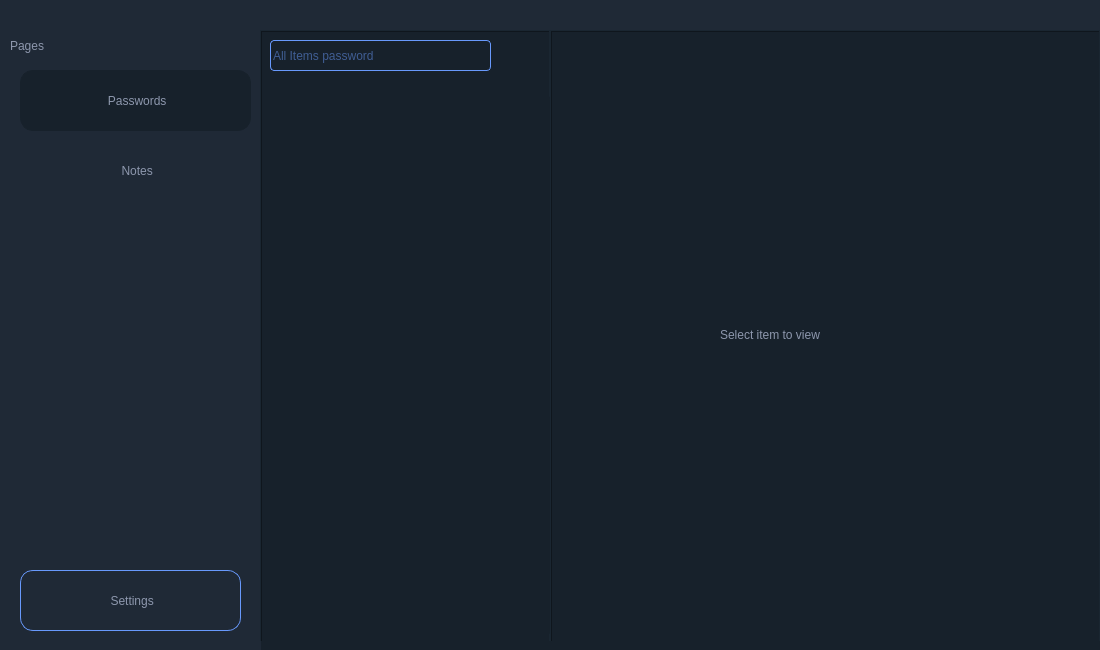
Old version of the form passcontroll.ui in the repository nikitakruglovx/NextPass.
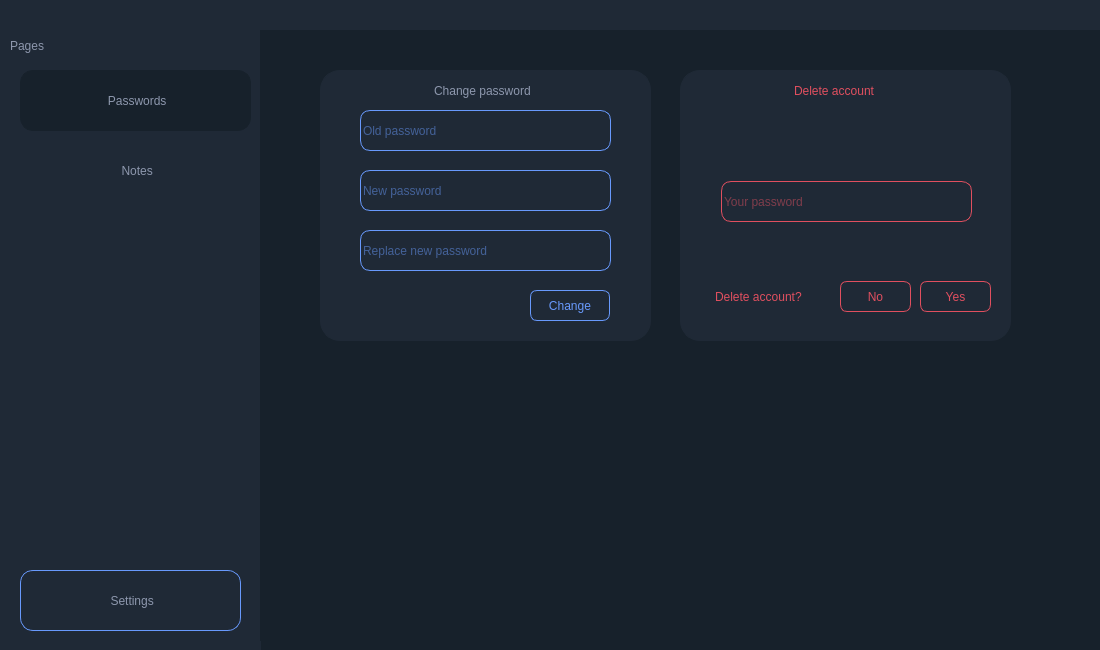
New version of the form. The open tabs and pages were chosen to show the change. Icons and pictures are not drawn.

Patch:
```diff
--- a/passcontroll.ui
+++ b/passcontroll.ui
@@ -1325,6 +1325,295 @@
        </widget>
       </widget>
      </widget>
+     <widget class="QWidget" name="page_11">
+      <widget class="QFrame" name="frame_8">
+       <property name="geometry">
+        <rect>
+         <x>60</x>
+         <y>40</y>
+         <width>331</width>
+         <height>271</height>
+        </rect>
+       </property>
+       <property name="styleSheet">
+        <string notr="true">background-color: rgb(31, 41, 54);
+border: 1px solid rgb(31, 41, 54);
+border-radius: 20px;</string>
+       </property>
+       <property name="frameShape">
+        <enum>QFrame::StyledPanel</enum>
+       </property>
+       <property name="frameShadow">
+        <enum>QFrame::Raised</enum>
+       </property>
+       <widget class="QLineEdit" name="oldpass">
+        <property name="geometry">
+         <rect>
+          <x>40</x>
+          <y>40</y>
+          <width>251</width>
+          <height>41</height>
+         </rect>
+        </property>
+        <property name="styleSheet">
+         <string notr="true">background-color: rgb(31, 41, 54);
+border: 1px solid rgb(104, 153, 252);
+border-radius: 10px;
+color: rgb(104, 153, 252);
+font: 700 12pt &quot;Nirmala UI&quot;;</string>
+        </property>
+        <property name="placeholderText">
+         <string>Old password</string>
+        </property>
+       </widget>
+       <widget class="QLineEdit" name="newpass">
+        <property name="geometry">
+         <rect>
+          <x>40</x>
+          <y>100</y>
+          <width>251</width>
+          <height>41</height>
+         </rect>
+        </property>
+        <property name="styleSheet">
+         <string notr="true">background-color: rgb(31, 41, 54);
+border: 1px solid rgb(104, 153, 252);
+border-radius: 10px;
+color: rgb(104, 153, 252);
+font: 700 12pt &quot;Nirmala UI&quot;;</string>
+        </property>
+        <property name="placeholderText">
+         <string>New password</string>
+        </property>
+       </widget>
+       <widget class="QLineEdit" name="renewpass">
+        <property name="geometry">
+         <rect>
+          <x>40</x>
+          <y>160</y>
+          <width>251</width>
+          <height>41</height>
+         </rect>
+        </property>
+        <property name="styleSheet">
+         <string notr="true">background-color: rgb(31, 41, 54);
+border: 1px solid rgb(104, 153, 252);
+border-radius: 10px;
+color:rgb(104, 153, 252);
+font: 700 12pt &quot;Nirmala UI&quot;;</string>
+        </property>
+        <property name="placeholderText">
+         <string>Replace new password</string>
+        </property>
+       </widget>
+       <widget class="QLabel" name="label_18">
+        <property name="geometry">
+         <rect>
+          <x>110</x>
+          <y>10</y>
+          <width>121</width>
+          <height>21</height>
+         </rect>
+        </property>
+        <property name="styleSheet">
+         <string notr="true">font: 700 10pt &quot;Nirmala UI&quot;;
+color: rgb(141, 151, 173);</string>
+        </property>
+        <property name="text">
+         <string>Change password</string>
+        </property>
+       </widget>
+       <widget class="QPushButton" name="changeButton">
+        <property name="geometry">
+         <rect>
+          <x>210</x>
+          <y>220</y>
+          <width>80</width>
+          <height>31</height>
+         </rect>
+        </property>
+        <property name="styleSheet">
+         <string notr="true">background-color: rgb(31, 41, 54);
+border: 1px solid rgb(104, 153, 252);
+border-radius: 7px;
+color: rgb(104, 153, 252);
+font: 700 10pt &quot;Nirmala UI&quot;;</string>
+        </property>
+        <property name="text">
+         <string>Change</string>
+        </property>
+       </widget>
+       <widget class="QLabel" name="label_22">
+        <property name="geometry">
+         <rect>
+          <x>40</x>
+          <y>220</y>
+          <width>121</width>
+          <height>31</height>
+         </rect>
+        </property>
+        <property name="styleSheet">
+         <string notr="true">font: 700 10pt &quot;Nirmala UI&quot;;
+color: rgb(141, 151, 173);</string>
+        </property>
+        <property name="text">
+         <string/>
+        </property>
+       </widget>
+      </widget>
+      <widget class="QFrame" name="frame_9">
+       <property name="geometry">
+        <rect>
+         <x>420</x>
+         <y>40</y>
+         <width>331</width>
+         <height>271</height>
+        </rect>
+       </property>
+       <property name="styleSheet">
+        <string notr="true">background-color: rgb(31, 41, 54);
+border: 1px solid rgb(31, 41, 54);
+border-radius: 20px;</string>
+       </property>
+       <property name="frameShape">
+        <enum>QFrame::StyledPanel</enum>
+       </property>
+       <property name="frameShadow">
+        <enum>QFrame::Raised</enum>
+       </property>
+       <widget class="QLabel" name="label_19">
+        <property name="geometry">
+         <rect>
+          <x>110</x>
+          <y>10</y>
+          <width>101</width>
+          <height>21</height>
+         </rect>
+        </property>
+        <property name="styleSheet">
+         <string notr="true">font: 700 10pt &quot;Nirmala UI&quot;;
+color:  rgb(224, 79, 95);</string>
+        </property>
+        <property name="text">
+         <string>Delete account</string>
+        </property>
+       </widget>
+       <widget class="QStackedWidget" name="stackedWidget_5">
+        <property name="geometry">
+         <rect>
+          <x>0</x>
+          <y>30</y>
+          <width>331</width>
+          <height>231</height>
+         </rect>
+        </property>
+        <property name="currentIndex">
+         <number>0</number>
+        </property>
+        <widget class="QWidget" name="page_12">
+         <widget class="QPushButton" name="deleteaccButton">
+          <property name="geometry">
+           <rect>
+            <x>110</x>
+            <y>90</y>
+            <width>101</width>
+            <height>41</height>
+           </rect>
+          </property>
+          <property name="styleSheet">
+           <string notr="true">background-color: rgb(31, 41, 54);
+border: 1px solid rgb(224, 79, 95);
+border-radius: 7px;
+color: rgb(224, 79, 95);
+font: 700 10pt &quot;Nirmala UI&quot;;</string>
+          </property>
+          <property name="text">
+           <string>Delete</string>
+          </property>
+         </widget>
+        </widget>
+        <widget class="QWidget" name="page_13">
+         <widget class="QLineEdit" name="passfordel">
+          <property name="geometry">
+           <rect>
+            <x>40</x>
+            <y>80</y>
+            <width>251</width>
+            <height>41</height>
+           </rect>
+          </property>
+          <property name="styleSheet">
+           <string notr="true">background-color: rgb(31, 41, 54);
+border: 1px solid rgb(224, 79, 95);
+border-radius: 10px;
+color:rgb(224, 79, 95);
+font: 700 12pt &quot;Nirmala UI&quot;;</string>
+          </property>
+          <property name="placeholderText">
+           <string>Your password</string>
+          </property>
+         </widget>
+         <widget class="QLabel" name="label_23">
+          <property name="geometry">
+           <rect>
+            <x>30</x>
+            <y>180</y>
+            <width>111</width>
+            <height>31</height>
+           </rect>
+          </property>
+          <property name="styleSheet">
+           <string notr="true">font: 700 10pt &quot;Nirmala UI&quot;;
+color:  rgb(224, 79, 95);</string>
+          </property>
+          <property name="text">
+           <string>Delete account?</string>
+          </property>
+         </widget>
+         <widget class="QPushButton" name="yesDelButton">
+          <property name="geometry">
+           <rect>
+            <x>239</x>
+            <y>180</y>
+            <width>71</width>
+            <height>31</height>
+           </rect>
+          </property>
+          <property name="styleSheet">
+           <string notr="true">background-color: rgb(31, 41, 54);
+border: 1px solid rgb(224, 79, 95);
+border-radius: 7px;
+color: rgb(224, 79, 95);
+font: 700 10pt &quot;Nirmala UI&quot;;</string>
+          </property>
+          <property name="text">
+           <string>Yes</string>
+          </property>
+         </widget>
+         <widget class="QPushButton" name="noDelButton">
+          <property name="geometry">
+           <rect>
+            <x>159</x>
+            <y>180</y>
+            <width>71</width>
+            <height>31</height>
+           </rect>
+          </property>
+          <property name="styleSheet">
+           <string notr="true">background-color: rgb(31, 41, 54);
+border: 1px solid rgb(224, 79, 95);
+border-radius: 7px;
+color: rgb(224, 79, 95);
+font: 700 10pt &quot;Nirmala UI&quot;;</string>
+          </property>
+          <property name="text">
+           <string>No</string>
+          </property>
+         </widget>
+        </widget>
+       </widget>
+      </widget>
+     </widget>
      <widget class="QWidget" name="page_4">
       <widget class="QFrame" name="frame_6">
        <property name="geometry">
```
Left out of the diff: 10 changed lines with no effect on the pictures.
